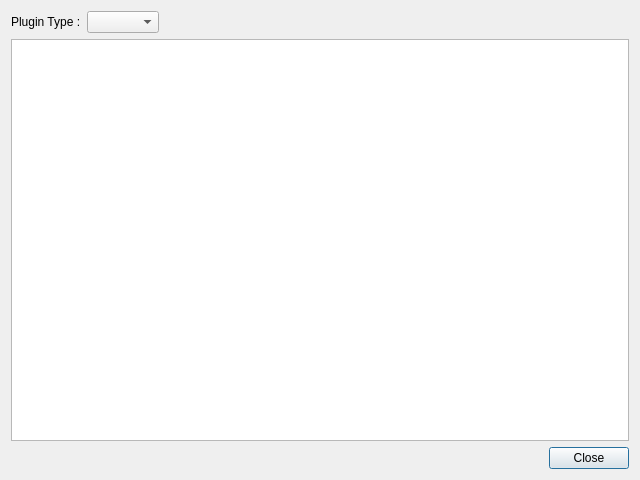
Old version of the form v2/branches/newxup/monkey/src/pluginsmanager/ui/UIPluginsSettings.ui in the repository testmana2/mks.
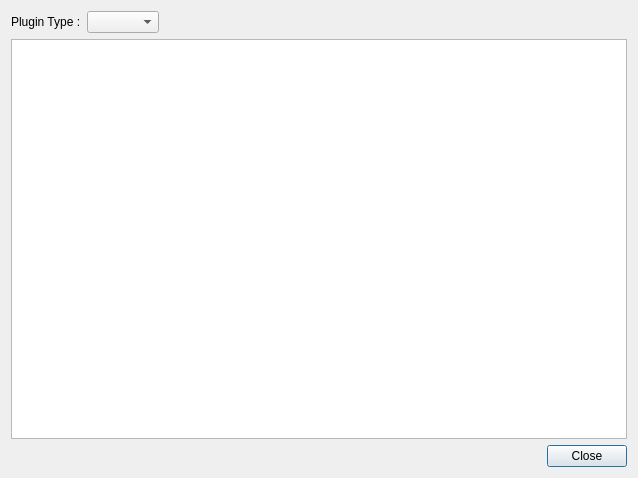
New version of the form.

Commit message: Rework about plugins dialog.

```diff
--- a/v2/branches/newxup/monkey/src/pluginsmanager/ui/UIPluginsSettings.ui
+++ b/v2/branches/newxup/monkey/src/pluginsmanager/ui/UIPluginsSettings.ui
@@ -1,12 +1,12 @@
 <ui version="4.0" >
  <class>UIPluginsSettings</class>
- <widget class="QDialog" name="UIPluginsSettings" >
-  <property name="geometry" >
+ <widget class="QDialog" name="UIPluginsSettings">
+  <property name="geometry">
    <rect>
     <x>0</x>
     <y>0</y>
-    <width>640</width>
-    <height>480</height>
+    <width>638</width>
+    <height>478</height>
    </rect>
   </property>
   <property name="windowTitle" >
```
Left out of the diff: 54 changed lines with no effect on the pictures. The commit also changes 4 other files.
